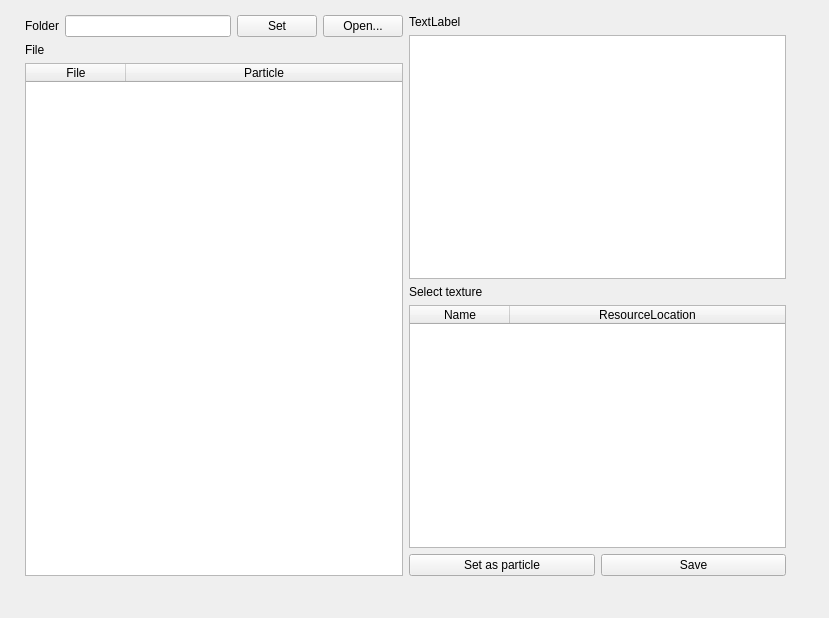
Old version of the form main.ui in the repository Blue-Beaker/mc-model-particle-changer.
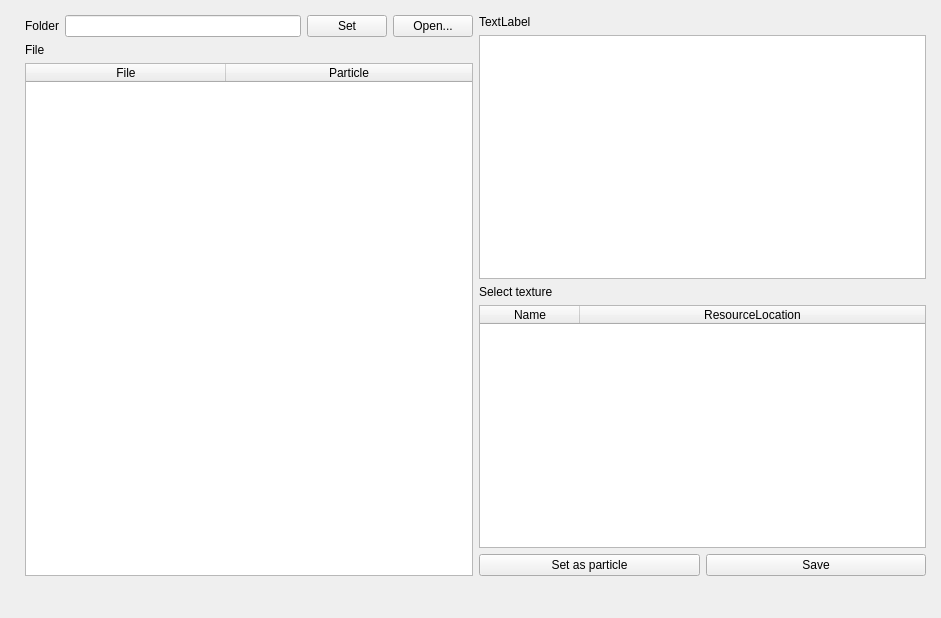
New version of the form.

Diff of the .ui file:
```diff
--- a/main.ui
+++ b/main.ui
@@ -6,7 +6,7 @@
    <rect>
     <x>0</x>
     <y>0</y>
-    <width>829</width>
+    <width>941</width>
     <height>618</height>
    </rect>
   </property>
@@ -34,7 +34,7 @@
      <rect>
       <x>20</x>
       <y>10</y>
-      <width>771</width>
+      <width>911</width>
       <height>571</height>
      </rect>
     </property>
@@ -111,6 +111,9 @@
          <attribute name="horizontalHeaderCascadingSectionResizes">
           <bool>false</bool>
          </attribute>
+         <attribute name="horizontalHeaderDefaultSectionSize">
+          <number>200</number>
+         </attribute>
          <attribute name="horizontalHeaderStretchLastSection">
           <bool>true</bool>
          </attribute>
```
Left out of the diff: 2 changed lines with no effect on the pictures.
